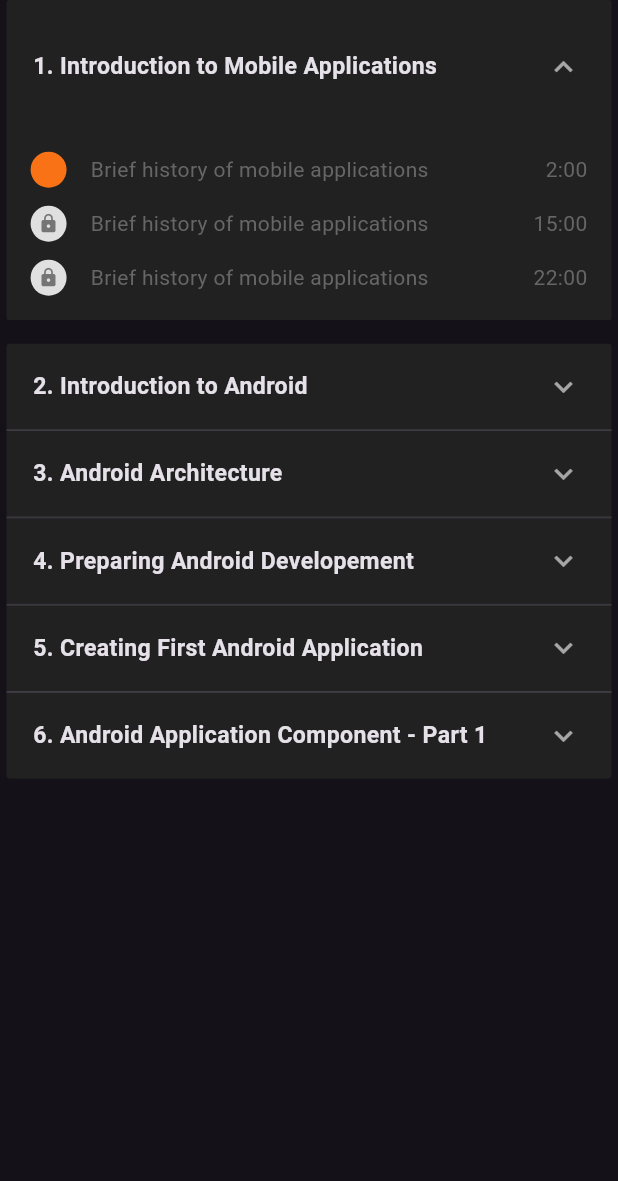
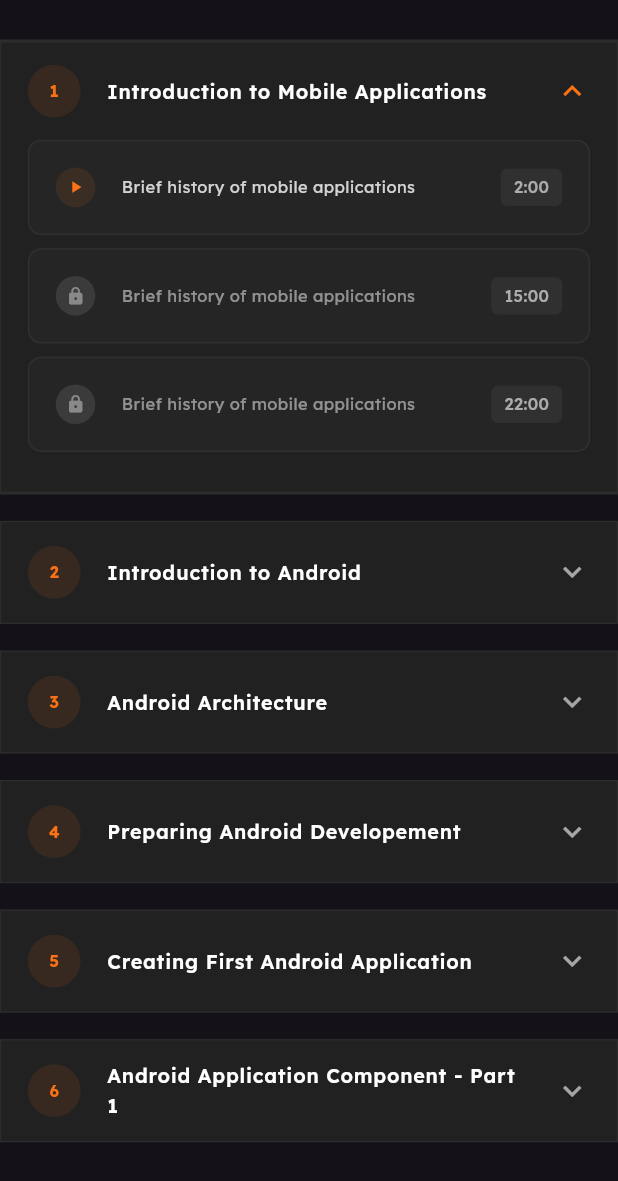
Before and after one commit to RaiseHigh-Tech/topgrade_mobile_app, a Flutter app: the LessonsTab widget shown alone on an empty page, opened directly, on a phone screen of 412 x 824 dp. Shown: the top 1181 px of the screen. Run offline on Flutter 3.47's test engine with Material 3 defaults, Android fonts, the phone set to English and light mode, and no system bars; our stand-ins replace dio, flutter_secure_storage, flutter_svg, get, logger, shared_preferences and 1 more; accounts and stored records are empty; network calls fail.

Commit message:
Lession tab has done

```diff
--- a/lib/features/presentation/views/course_details/tabs/lession_tab.dart
+++ b/lib/features/presentation/views/course_details/tabs/lession_tab.dart
@@ -1,7 +1,8 @@
 import 'package:flutter/material.dart';
-import 'package:get/get_state_manager/src/simple/get_state.dart';
-import 'package:topgrade/features/presentation/controllers/theme_controller.dart';
-import 'package:topgrade/utils/constants/sizes.dart';
+import 'package:get/get.dart';
+import '../../../../../utils/constants/fonts.dart';
+import '../../../../../utils/constants/sizes.dart';
+import '../../../controllers/theme_controller.dart';
 
 class SubTopic {
   final String title;
@@ -32,13 +33,11 @@
 }
 
 class _LessonsTabState extends State<LessonsTab> {
-  // List to hold the lesson data and manage the expansion state.
   late final List<Lesson> _lessons;
 
   @override
   void initState() {
     super.initState();
-    // Initialize the lesson data when the widget is first created.
     _lessons = _getLessonsData();
   }
 
@@ -47,73 +46,177 @@
     return GetBuilder<XThemeController>(
       builder:
           (themeController) => SingleChildScrollView(
-            padding: EdgeInsets.symmetric(horizontal: XSizes.paddingXs),
-            child: ExpansionPanelList(
-              elevation: 0, // Remove shadow
-              expansionCallback: (int index, bool isExpanded) {},
+            padding: EdgeInsets.only(
+              top: XSizes.spacingLg,
+              bottom: XSizes.spacingXxl,
+            ),
+            child: Column(
               children:
-                  _lessons.map<ExpansionPanel>((Lesson lesson) {
-                    return ExpansionPanel(
+                  _lessons.asMap().entries.map((entry) {
+                    int index = entry.key;
+                    Lesson lesson = entry.value;
+                    return Container(
+                      margin: EdgeInsets.only(bottom: XSizes.spacingMd),
+                      decoration: BoxDecoration(
+                        color: themeController.backgroundColor,
+
+                        border: Border.all(
+                          color: themeController.textColor.withValues(
+                            alpha: 0.05,
+                          ),
+                        ),
+                      ),
+                      child: Theme(
+                        data: Theme.of(context).copyWith(
+                          dividerColor: themeController.textColor.withValues(
+                            alpha: 0.05,
+                          ),
+                        ),
+                        child: ExpansionTile(
+                          initiallyExpanded: lesson.isExpanded,
+                          onExpansionChanged: (bool expanded) {
+                            setState(() {
+                              lesson.isExpanded = expanded;
+                            });
+                          },
+                          tilePadding: EdgeInsets.symmetric(
+                            horizontal: XSizes.paddingMd,
+                            vertical: XSizes.paddingXs,
+                          ),
+                          childrenPadding: EdgeInsets.only(
+                            left: XSizes.paddingMd,
+                            right: XSizes.paddingMd,
+                            bottom: XSizes.paddingMd,
+                          ),
                           backgroundColor: themeController.backgroundColor,
-                      canTapOnHeader: true,
-                      headerBuilder: (BuildContext context, bool isExpanded) {
-                        return Container(
-                          padding: EdgeInsets.symmetric(
-                            vertical: XSizes.paddingMd,
-                            horizontal: XSizes.paddingMd,
+                          collapsedBackgroundColor:
+                              themeController.backgroundColor,
+                          iconColor: themeController.primaryColor,
+                          collapsedIconColor: themeController.textColor
+                              .withValues(alpha: 0.6),
+                          title: Row(
+                            children: [
+                              // Extract and display serial number
+                              Container(
+                                width: XSizes.iconSizeLg,
+                                height: XSizes.iconSizeLg,
+                                decoration: BoxDecoration(
+                                  color: themeController.primaryColor
+                                      .withValues(alpha: 0.1),
+                                  shape: BoxShape.circle,
                                 ),
+                                child: Center(
+                                  child: Text(
+                                    '${index + 1}',
+                                    style: TextStyle(
+                                      fontSize: XSizes.textSizeXs,
+                                      fontWeight: FontWeight.w700,
+                                      fontFamily: XFonts.lexend,
+                                      color: themeController.primaryColor,
+                                    ),
+                                  ),
+                                ),
+                              ),
+                              SizedBox(width: XSizes.spacingMd),
+                              // Display title without serial number
+                              Expanded(
                                 child: Text(
                                   lesson.title,
                                   style: TextStyle(
-                              fontSize: XSizes.textSizeMd,
-                              fontWeight: FontWeight.bold,
+                                    fontSize: XSizes.textSizeSm,
+                                    fontWeight: FontWeight.w600,
+                                    fontFamily: XFonts.lexend,
+                                    color: themeController.textColor,
                                   ),
                                 ),
-                        );
-                      },
-                      body: Container(
-                        color: themeController.backgroundColor,
-                        padding: const EdgeInsets.only(
-                          left: 16.0,
-                          right: 16.0,
-                          bottom: 16.0,
                               ),
-                        child: Column(
+                            ],
+                          ),
                           children:
                               lesson.subTopics.map((subTopic) {
-                                return Padding(
-                                  padding: const EdgeInsets.only(top: 12.0),
+                                return Container(
+                                  margin: EdgeInsets.only(
+                                    bottom: XSizes.spacingSm,
+                                  ),
+                                  padding: EdgeInsets.all(XSizes.paddingMd),
+                                  decoration: BoxDecoration(
+                                    color: themeController.textColor.withValues(
+                                      alpha: 0.02,
+                                    ),
+                                    borderRadius: BorderRadius.circular(
+                                      XSizes.borderRadiusMd,
+                                    ),
+                                    border: Border.all(
+                                      color: themeController.textColor
+                                          .withValues(alpha: 0.05),
+                                      width: 1,
+                                    ),
+                                  ),
                                   child: Row(
                                     children: [
-                                      CircleAvatar(
-                                        radius: 12,
-                                        backgroundColor:
+                                      Container(
+                                        width: XSizes.iconSizeMd,
+                                        height: XSizes.iconSizeMd,
+                                        decoration: BoxDecoration(
+                                          color:
                                               subTopic.isLocked
-                                                ? Colors.grey.shade300
-                                                : themeController.primaryColor,
+                                                  ? themeController.textColor
+                                                      .withValues(alpha: 0.1)
+                                                  : themeController.primaryColor
+                                                      .withValues(alpha: 0.1),
+                                          shape: BoxShape.circle,
+                                        ),
                                         child: Icon(
                                           subTopic.isLocked
                                               ? Icons.lock
                                               : Icons.play_arrow,
-                                          size: 14,
+                                          size: XSizes.iconSizeXs,
                                           color:
                                               subTopic.isLocked
-                                                  ? Colors.grey.shade600
-                                                  : themeController.primaryColor,
+                                                  ? themeController.textColor
+                                                      .withValues(alpha: 0.4)
+                                                  : themeController
+                                                      .primaryColor,
                                         ),
                                       ),
-                                      const SizedBox(width: 16),
-                                      Text(
+                                      SizedBox(width: XSizes.spacingMd),
+                                      Expanded(
+                                        child: Text(
                                           subTopic.title,
-                                        style: const TextStyle(
-                                          color: Color(0xFF666666),
+                                          style: TextStyle(
+                                            fontSize: XSizes.textSizeXs,
+                                            fontFamily: XFonts.lexend,
+                                            fontWeight: FontWeight.w400,
+                                            color:
+                                                subTopic.isLocked
+                                                    ? themeController.textColor
+                                                        .withValues(alpha: 0.5)
+                                                    : themeController.textColor
+                                                        .withValues(alpha: 0.8),
                                           ),
                                         ),
-                                      const Spacer(),
-                                      Text(
+                                      ),
+                                      Container(
+                                        padding: EdgeInsets.symmetric(
+                                          horizontal: XSizes.paddingSm,
+                                          vertical: XSizes.paddingXs,
+                                        ),
+                                        decoration: BoxDecoration(
+                                          color: themeController.textColor
+                                              .withValues(alpha: 0.05),
+                                          borderRadius: BorderRadius.circular(
+                                            XSizes.borderRadiusSm,
+                                          ),
+                                        ),
+                                        child: Text(
                                           subTopic.duration,
-                                        style: const TextStyle(
-                                          color: Color(0xFF666666),
+                                          style: TextStyle(
+                                            fontSize: XSizes.textSizeXs,
+                                            fontFamily: XFonts.lexend,
+                                            fontWeight: FontWeight.w500,
+                                            color: themeController.textColor
+                                                .withValues(alpha: 0.6),
+                                          ),
                                         ),
                                       ),
                                     ],
@@ -122,7 +225,6 @@
                               }).toList(),
                         ),
                       ),
-                      isExpanded: lesson.isExpanded,
                     );
                   }).toList(),
             ),
@@ -134,7 +236,7 @@
   List<Lesson> _getLessonsData() {
     return [
       Lesson(
-        title: '1. Introduction to Mobile Applications',
+        title: 'Introduction to Mobile Applications',
         isExpanded: true, // Initially expanded as in the image
         subTopics: [
           SubTopic(
@@ -155,23 +257,23 @@
         ],
       ),
       Lesson(
-        title: '2. Introduction to Android',
+        title: 'Introduction to Android',
         subTopics: [SubTopic(title: '...', duration: '...')],
       ),
       Lesson(
-        title: '3. Android Architecture',
+        title: 'Android Architecture',
         subTopics: [SubTopic(title: '...', duration: '...')],
       ),
       Lesson(
-        title: '4. Preparing Android Developement',
+        title: 'Preparing Android Developement',
         subTopics: [SubTopic(title: '...', duration: '...')],
       ),
       Lesson(
-        title: '5. Creating First Android Application',
+        title: 'Creating First Android Application',
         subTopics: [SubTopic(title: '...', duration: '...')],
       ),
       Lesson(
-        title: '6. Android Application Component - Part 1',
+        title: 'Android Application Component - Part 1',
         subTopics: [SubTopic(title: '...', duration: '...')],
       ),
     ];
--- a/lib/features/presentation/views/home/home_screen.dart
+++ b/lib/features/presentation/views/home/home_screen.dart
@@ -28,6 +28,7 @@
               color: themeController.backgroundColor,
               boxShadow: [
                 BoxShadow(
+
                   color: Colors.black.withValues(alpha: 0.1),
                   blurRadius: 10,
                   offset: const Offset(0, -2),
--- a/lib/main.dart
+++ b/lib/main.dart
@@ -12,15 +12,11 @@
 void main() async {
   WidgetsFlutterBinding.ensureInitialized();
 
-  // Check if onboarding is complete
   final bool isOnboardingCompleted =
       await OnboardingController.isOnboardingCompleted();
-
-  // Determine initial route based on app state
   String initialRoute;
 
   if (!isOnboardingCompleted) {
-    // User hasn't completed onboarding
     initialRoute = XRoutes.onboarding;
   } else {
     // Check if user is already logged in
@@ -35,11 +31,7 @@
     }
   }
 
-  runApp(
-    MyApp(
-      initialRoute: initialRoute,
-    ),
-  );
+  runApp(MyApp(initialRoute: XRoutes.home));
 }
 
 class MyApp extends StatelessWidget {
```
Lines whose indentation alone changed are shown as unchanged.
